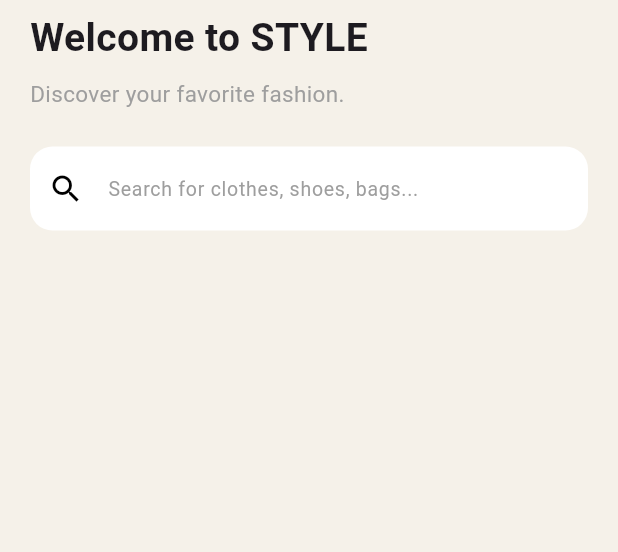
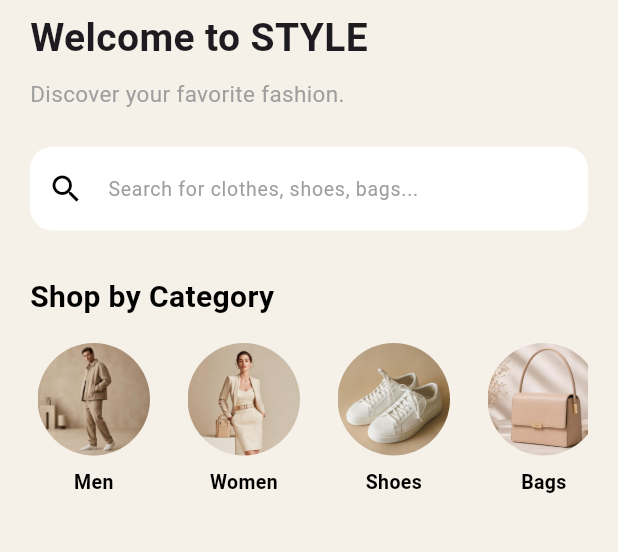
Before and after one commit to ahmedalfy140-jpg/store-app-clean-arch, a Flutter app: the HomeView screen opened directly, on a phone screen of 412 x 824 dp, the part 92-644 px from its top. Run offline on Flutter 3.47's test engine with Material 3 defaults, Android fonts, the phone set to English and light mode, and no system bars; our stand-ins replace bloc, firebase_auth, firebase_core, flutter_bloc, introduction_screen; accounts and stored records are empty.

Commit message:
add category home section

```diff
--- a/lib/features/catrgories/data/data_sources/categories_local_data_source.dart
+++ b/lib/features/catrgories/data/data_sources/categories_local_data_source.dart
@@ -8,7 +8,7 @@ class CategoriesLocalDataSource {
         'id': '1',
         'name': 'Men',
         'description': 'Clothing & outfits',
-        'image': 'assets/men.jpg',
+        'image': 'assets/men.png',
       },
       {
         'id': '2',
--- a/lib/features/home/presentation/views/home_view.dart
+++ b/lib/features/home/presentation/views/home_view.dart
@@ -1,4 +1,10 @@
 import 'package:flutter/material.dart';
+import 'package:flutter_bloc/flutter_bloc.dart';
+import 'package:store_app_clean_arch/features/catrgories/data/data_sources/categories_local_data_source.dart';
+import 'package:store_app_clean_arch/features/catrgories/data/repositories/categories_repository_impl.dart';
+import 'package:store_app_clean_arch/features/catrgories/domain/repositories/categories_repository.dart';
+import 'package:store_app_clean_arch/features/catrgories/domain/use_case/get_categoris_use_case.dart';
+import 'package:store_app_clean_arch/features/catrgories/presentation/manager/cubit/categorey_cubit.dart';
 
 import 'package:store_app_clean_arch/features/home/presentation/views/widgets/home_view_body.dart';
 
@@ -7,10 +13,15 @@ class HomeView extends StatelessWidget {
 
   @override
   Widget build(BuildContext context) {
-    return Scaffold(
-      backgroundColor: const Color(0xFFF5F1E9),
+    return BlocProvider(
+      create: (context) => CategoreyCubit(GetCategorisUseCase(CategoriesRepositoryImpl(CategoriesLocalDataSource())))..getCategory(),
 
-      body: HomeViewBody(),
+
+      child: Scaffold(
+        backgroundColor: const Color(0xFFF5F1E9),
+
+        body: HomeViewBody(),
+      ),
     );
   }
 }
--- /dev/null
+++ b/lib/features/home/presentation/views/widgets/home_categories_card.dart
@@ -0,0 +1,48 @@
+import 'package:flutter/material.dart';
+
+import 'package:store_app_clean_arch/features/catrgories/domain/entities/category_entitey.dart';
+
+class HomeCategoriesCard extends StatelessWidget {
+  const HomeCategoriesCard({super.key, required this.category, this.onTap});
+  final CategoryEntitey category;
+  final VoidCallback? onTap;
+
+  @override
+  Widget build(BuildContext context) {
+    return InkWell(
+
+      onTap: onTap,
+      child: SizedBox(
+        width: 85,
+        child: Column(
+          children: [
+            ClipOval(
+              child: Image.asset(
+                category.image,
+                width: 75,
+                height: 75,
+                fit: BoxFit.cover,
+                errorBuilder: (context,error,stackTrace){
+                  return SizedBox(width: 75,
+                  height: 75,
+                  child: Icon(Icons.image_not_supported),);
+                },
+              ),
+            ),
+            SizedBox(height: 8),
+            Text(
+              category.name,
+              maxLines: 1,
+              overflow: TextOverflow.ellipsis,
+              style: TextStyle(
+                fontSize: 13,
+                fontWeight: FontWeight.w600,
+                color: Colors.black,
+              ),
+            ),
+          ],
+        ),
+      ),
+    );
+  }
+}
--- /dev/null
+++ b/lib/features/home/presentation/views/widgets/home_categories_section.dart
@@ -0,0 +1,58 @@
+import 'package:flutter/material.dart';
+import 'package:flutter/widgets.dart';
+import 'package:flutter_bloc/flutter_bloc.dart';
+import 'package:store_app_clean_arch/features/catrgories/presentation/manager/cubit/categorey_cubit.dart';
+import 'package:store_app_clean_arch/features/home/presentation/views/widgets/home_categories_card.dart';
+
+class HomeCategoriesSection extends StatelessWidget {
+  const HomeCategoriesSection({super.key});
+
+  @override
+  Widget build(BuildContext context) {
+    return Column(
+        crossAxisAlignment: CrossAxisAlignment.start,
+      children: [
+        Text(
+          'Shop by Category',
+          style: TextStyle(
+            fontSize: 20,
+            fontWeight: FontWeight.bold,
+            color: Colors.black,
+          ),
+        ),
+        SizedBox(height: 16),
+        BlocBuilder<CategoreyCubit, CategoreyState>(
+          builder: (context, state) {
+
+            if (state is CategoreyLoading) {
+              return Center(
+                child: CircularProgressIndicator(color: Color(0xFF9B7953)),
+              );
+            }
+            if (state is CategoreyFailure) {
+              return Center(child: Text(state.message));
+            }
+            if (state is CategoreySuccess) {
+
+              return SizedBox(
+                height: 130,
+                child: ListView.separated(
+                  scrollDirection: Axis.horizontal,
+                  itemCount: state.categories.length,
+                  separatorBuilder: (context, index) =>
+                      const SizedBox(width: 15),
+                  itemBuilder: (context, index) {
+                    final category = state.categories[index];
+
+                    return HomeCategoriesCard(category: category, onTap: () {});
+                  },
+                ),
+              );
+            }
+            return const SizedBox.shrink();
+          },
+        ),
+      ],
+    );
+  }
+}
--- a/lib/features/home/presentation/views/widgets/home_view_body.dart
+++ b/lib/features/home/presentation/views/widgets/home_view_body.dart
@@ -1,5 +1,6 @@
 import 'package:flutter/material.dart';
 import 'package:store_app_clean_arch/features/home/presentation/views/widgets/custom_app_bar.dart';
+import 'package:store_app_clean_arch/features/home/presentation/views/widgets/home_categories_section.dart';
 import 'package:store_app_clean_arch/features/home/presentation/views/widgets/home_search_field.dart';
 
 class HomeViewBody extends StatelessWidget {
@@ -9,7 +10,8 @@ class HomeViewBody extends StatelessWidget {
 
   @override
   Widget build(BuildContext context) {
-    return const SafeArea(
+    return SingleChildScrollView(
+      child: const SafeArea(
         child: Padding(
           padding: EdgeInsets.all(20),
           child: Column(
@@ -29,7 +31,10 @@ class HomeViewBody extends StatelessWidget {
               SizedBox(height: 25),
 
               HomeSearchField(),
+              SizedBox(height: 30,),
+              HomeCategoriesSection(),
             ],
+          ),
         ),
       ),
     );
--- a/lib/main.dart
+++ b/lib/main.dart
@@ -4,6 +4,7 @@ import 'package:flutter/services.dart';
 
 import 'package:store_app_clean_arch/features/home/presentation/views/home_view.dart';
 import 'package:store_app_clean_arch/features/home/presentation/views/main_view.dart';
+import 'package:store_app_clean_arch/features/onBoarding/presentation/views/onboarding_view.dart';
 
 import 'package:store_app_clean_arch/firebase_options.dart';
 
@@ -28,7 +29,7 @@ class MyApp extends StatelessWidget {
       debugShowCheckedModeBanner: false,
       theme: ThemeData(primarySwatch: Colors.blue, useMaterial3: true),
 
-      home:MainView () ,
+      home:OnboardingView(),
     );
   }
 }
```
Lines whose indentation alone changed are shown as unchanged.
